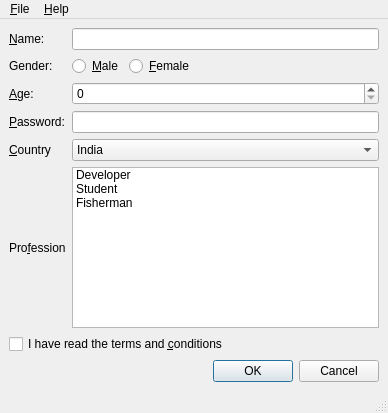
Before: the Qt Designer form examples/widgets/stylesheet/layouts/boringdefault.ui in arnt/qt-history2, drawn with Qt 5.
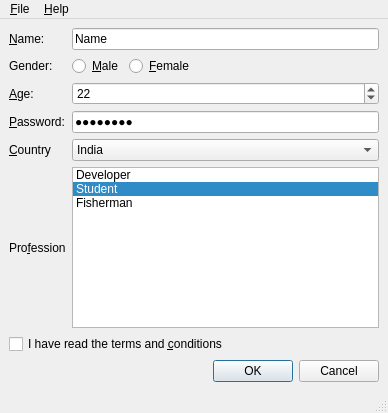
After: the same form once the commit is applied.

The edit to the form file:
```diff
--- a/examples/widgets/stylesheet/layouts/boringdefault.ui
+++ b/examples/widgets/stylesheet/layouts/boringdefault.ui
@@ -66,6 +66,9 @@
       <property name="statusTip" >
        <string>Specify your profession here</string>
       </property>
+      <property name="currentRow" >
+       <number>1</number>
+      </property>
       <item>
        <property name="text" >
         <string>Developer</string>
@@ -111,6 +114,9 @@
       <property name="statusTip" >
        <string>Specify your password here</string>
       </property>
+      <property name="text" >
+       <string>Password</string>
+      </property>
       <property name="echoMode" >
        <enum>QLineEdit::Password</enum>
       </property>
@@ -144,6 +150,9 @@
       <property name="statusTip" >
        <string>Specify your name here</string>
       </property>
+      <property name="text" >
+       <string>Name</string>
+      </property>
      </widget>
     </item>
     <item row="7" column="2" colspan="2" >
@@ -174,6 +183,12 @@
       <property name="statusTip" >
        <string>Specify your age here</string>
       </property>
+      <property name="minimum" >
+       <number>12</number>
+      </property>
+      <property name="value" >
+       <number>22</number>
+      </property>
      </widget>
     </item>
     <item row="1" column="0" >
```
Left out of the diff: 2 changed lines with no effect on the pictures.
